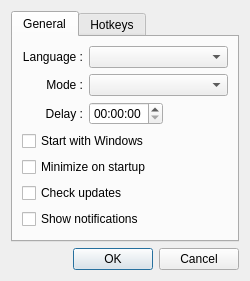
This is src/gui/configdialog.ui in mistic100/UMWP-Autochanger as Qt 5 draws it before an edit. The edited form follows.
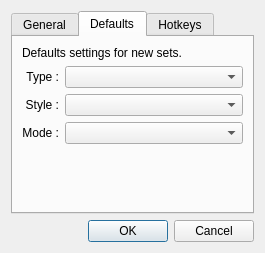
This is the edited form. The open tabs and pages were chosen to show the change. Custom widgets are drawn as their Qt base class.

Commit message: type, style and mode are now set-level, with default values in config

The edit to the form file:
```diff
--- a/src/gui/configdialog.ui
+++ b/src/gui/configdialog.ui
@@ -6,8 +6,8 @@
    <rect>
     <x>0</x>
     <y>0</y>
-    <width>250</width>
-    <height>256</height>
+    <width>265</width>
+    <height>230</height>
    </rect>
   </property>
   <property name="windowTitle">
@@ -34,38 +34,61 @@
        <string>General</string>
       </attribute>
       <layout class="QGridLayout" name="gridLayout" columnstretch="0,0,0">
-       <item row="6" column="0" colspan="3">
+       <item row="1" column="0">
+        <widget class="QLabel" name="label">
+         <property name="text">
+          <string>Delay :</string>
+         </property>
+         <property name="alignment">
+          <set>Qt::AlignRight|Qt::AlignTrailing|Qt::AlignVCenter</set>
+         </property>
+        </widget>
+       </item>
+       <item row="1" column="2">
+        <spacer name="horizontalSpacer">
+         <property name="orientation">
+          <enum>Qt::Horizontal</enum>
+         </property>
+         <property name="sizeHint" stdset="0">
+          <size>
+           <width>40</width>
+           <height>20</height>
+          </size>
+         </property>
+        </spacer>
+       </item>
+       <item row="2" column="0" colspan="3">
+        <widget class="QCheckBox" name="optionAutostart">
+         <property name="text">
+          <string>Start with Windows</string>
+         </property>
+        </widget>
+       </item>
+       <item row="5" column="0" colspan="3">
         <widget class="QCheckBox" name="optionShowNotifications">
          <property name="text">
           <string>Show notifications</string>
          </property>
         </widget>
        </item>
-       <item row="5" column="0" colspan="3">
-        <widget class="QCheckBox" name="optionCheckUpdates">
-         <property name="text">
-          <string>Check updates</string>
-         </property>
-        </widget>
-       </item>
        <item row="3" column="0" colspan="3">
-        <widget class="QCheckBox" name="optionAutostart">
-         <property name="text">
-          <string>Start with Windows</string>
-         </property>
-        </widget>
-       </item>
-       <item row="4" column="0" colspan="3">
         <widget class="QCheckBox" name="optionMinimize">
          <property name="text">
           <string>Minimize on startup</string>
          </property>
         </widget>
        </item>
+       <item row="4" column="0" colspan="3">
+        <widget class="QCheckBox" name="optionCheckUpdates">
+         <property name="text">
+          <string>Check updates</string>
+         </property>
+        </widget>
+       </item>
        <item row="0" column="1" colspan="2">
         <widget class="QComboBox" name="optionLang"/>
        </item>
-       <item row="2" column="1">
+       <item row="1" column="1">
         <widget class="QTimeEdit" name="optionDelay">
          <property name="displayFormat">
           <string notr="true">hh:mm:ss</string>
@@ -82,17 +105,60 @@
          </property>
         </widget>
        </item>
+      </layout>
+     </widget>
+     <widget class="QWidget" name="defaults">
+      <attribute name="title">
+       <string>Defaults</string>
+      </attribute>
+      <layout class="QGridLayout" name="gridLayout_3" columnstretch="0,1">
        <item row="2" column="0">
-        <widget class="QLabel" name="label">
+        <widget class="QLabel" name="label_8">
          <property name="text">
-          <string>Delay :</string>
+          <string>Style :</string>
          </property>
          <property name="alignment">
           <set>Qt::AlignRight|Qt::AlignTrailing|Qt::AlignVCenter</set>
          </property>
         </widget>
        </item>
+       <item row="4" column="0">
+        <spacer name="verticalSpacer_2">
+         <property name="orientation">
+          <enum>Qt::Vertical</enum>
+         </property>
+         <property name="sizeHint" stdset="0">
+          <size>
+           <width>20</width>
+           <height>40</height>
+          </size>
+         </property>
+        </spacer>
+       </item>
        <item row="1" column="0">
+        <widget class="QLabel" name="label_7">
+         <property name="text">
+          <string>Type :</string>
+         </property>
+         <property name="alignment">
+          <set>Qt::AlignRight|Qt::AlignTrailing|Qt::AlignVCenter</set>
+         </property>
+        </widget>
+       </item>
+       <item row="2" column="1">
+        <widget class="QComboBoxExt" name="optionStyle">
+         <property name="iconSize">
+          <size>
+           <width>20</width>
+           <height>16</height>
+          </size>
+         </property>
+        </widget>
+       </item>
+       <item row="3" column="1">
+        <widget class="QComboBoxExt" name="optionMode"/>
+       </item>
+       <item row="3" column="0">
         <widget class="QLabel" name="label_6">
          <property name="text">
           <string>Mode :</string>
@@ -102,21 +168,15 @@
          </property>
         </widget>
        </item>
-       <item row="2" column="2">
-        <spacer name="horizontalSpacer">
-         <property name="orientation">
-          <enum>Qt::Horizontal</enum>
-         </property>
-         <property name="sizeHint" stdset="0">
-          <size>
-           <width>40</width>
-           <height>20</height>
-          </size>
-         </property>
-        </spacer>
+       <item row="1" column="1">
+        <widget class="QComboBoxExt" name="optionType"/>
        </item>
-       <item row="1" column="1" colspan="2">
-        <widget class="QComboBox" name="optionMode"/>
+       <item row="0" column="0" colspan="2">
+        <widget class="QLabel" name="label_9">
+         <property name="text">
+          <string>Defaults settings for new sets.</string>
+         </property>
+        </widget>
        </item>
       </layout>
      </widget>
@@ -205,6 +265,11 @@
    <header>ext/qhotkeywidget.h</header>
    <container>1</container>
   </customwidget>
+  <customwidget>
+   <class>QComboBoxExt</class>
+   <extends>QComboBox</extends>
+   <header>ext/qcomboboxext.h</header>
+  </customwidget>
  </customwidgets>
  <resources/>
  <connections>
```
Left out of the diff: 2 changed lines with no effect on the pictures. The commit also changes 19 other files.
